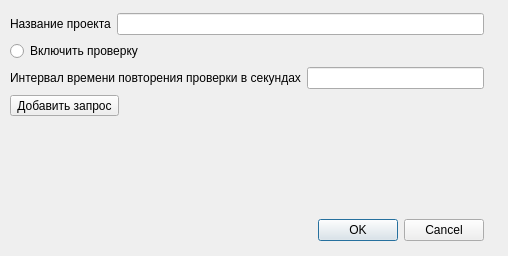
Qt form gui/ui/project_edit_dialog.ui (ivanovakarina/monitoring) before a commit.
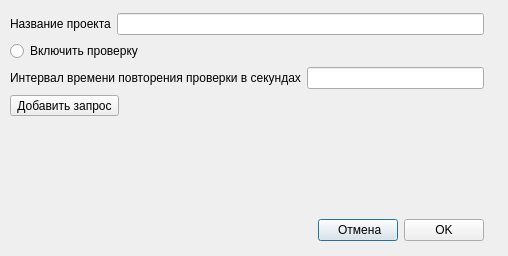
The same form after that commit.

Diff of the .ui file:
```diff
--- a/gui/ui/project_edit_dialog.ui
+++ b/gui/ui/project_edit_dialog.ui
@@ -101,12 +101,16 @@
        </spacer>
       </item>
       <item>
-       <widget class="QDialogButtonBox" name="buttonBox">
-        <property name="orientation">
-         <enum>Qt::Horizontal</enum>
+       <widget class="QPushButton" name="cancelPushButton">
+        <property name="text">
+         <string> Отмена</string>
         </property>
-        <property name="standardButtons">
-         <set>QDialogButtonBox::Cancel|QDialogButtonBox::Ok</set>
+       </widget>
+      </item>
+      <item>
+       <widget class="QPushButton" name="okPushButton">
+        <property name="text">
+         <string>OK</string>
         </property>
        </widget>
       </item>
```
Left out of the diff: 43 changed lines with no effect on the pictures.
